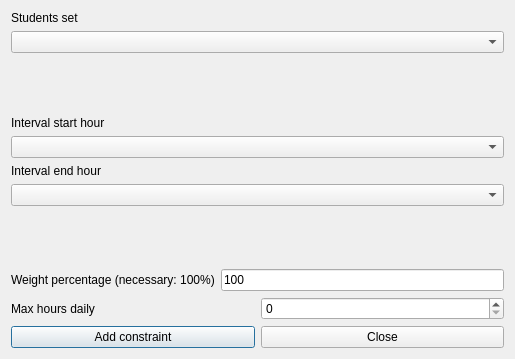
Old version of the form fet/src/interface/addconstraintstudentssetmaxhoursdailyinintervalform_template.ui in the repository vonmecheln/fet.
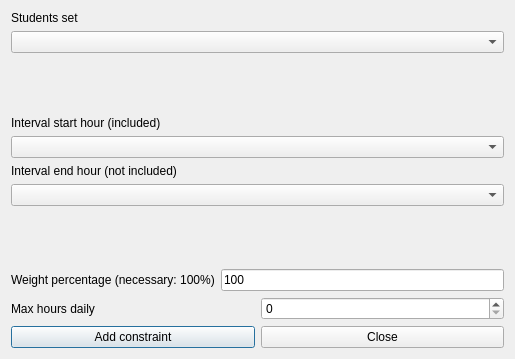
New version of the form.

Patch:
```diff
--- a/fet/src/interface/addconstraintstudentssetmaxhoursdailyinintervalform_template.ui
+++ b/fet/src/interface/addconstraintstudentssetmaxhoursdailyinintervalform_template.ui
@@ -25,7 +25,7 @@
         <enum>QFrame::Plain</enum>
        </property>
        <property name="text">
-        <string>Interval start hour</string>
+        <string extracomment="This field refers to a constraint operating on a given hourly interval. The selected start hour of the interval is included (is counted) in the constraint, while the selected end hour of the interval is not included (is not counted) in the constraint.">Interval start hour (included)</string>
        </property>
        <property name="wordWrap">
         <bool>false</bool>
@@ -88,7 +88,7 @@
         <enum>QFrame::Plain</enum>
        </property>
        <property name="text">
-        <string>Interval end hour</string>
+        <string extracomment="This field refers to a constraint operating on a given hourly interval. The selected start hour of the interval is included (is counted) in the constraint, while the selected end hour of the interval is not included (is not counted) in the constraint.">Interval end hour (not included)</string>
        </property>
        <property name="wordWrap">
         <bool>false</bool>
```
